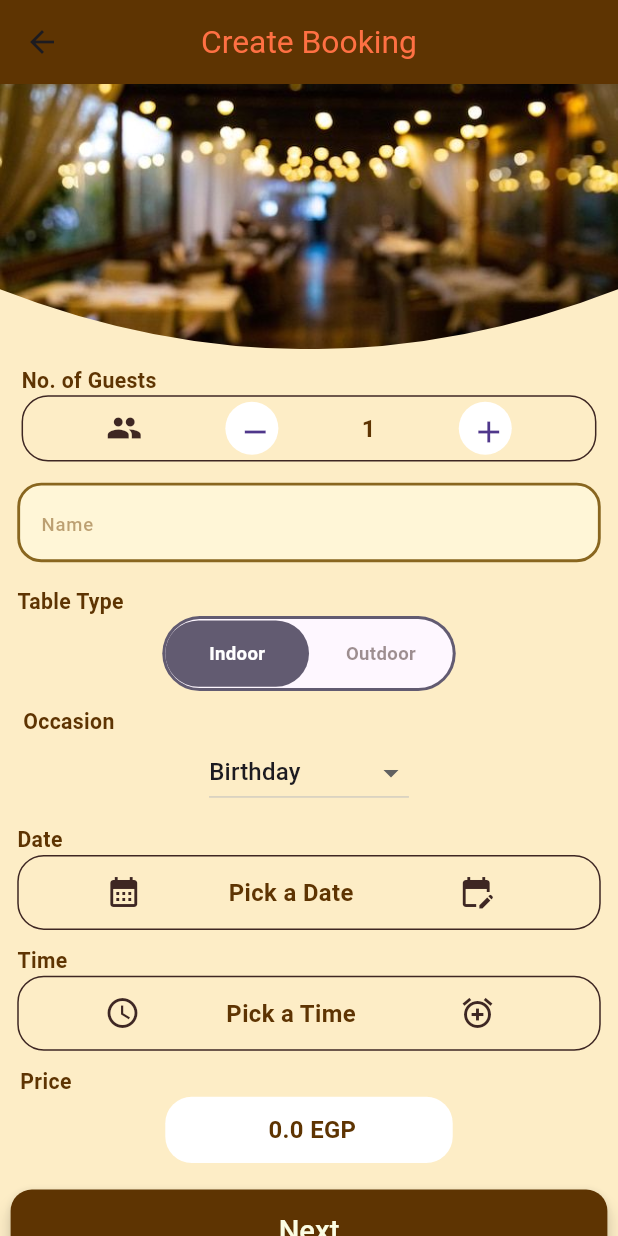
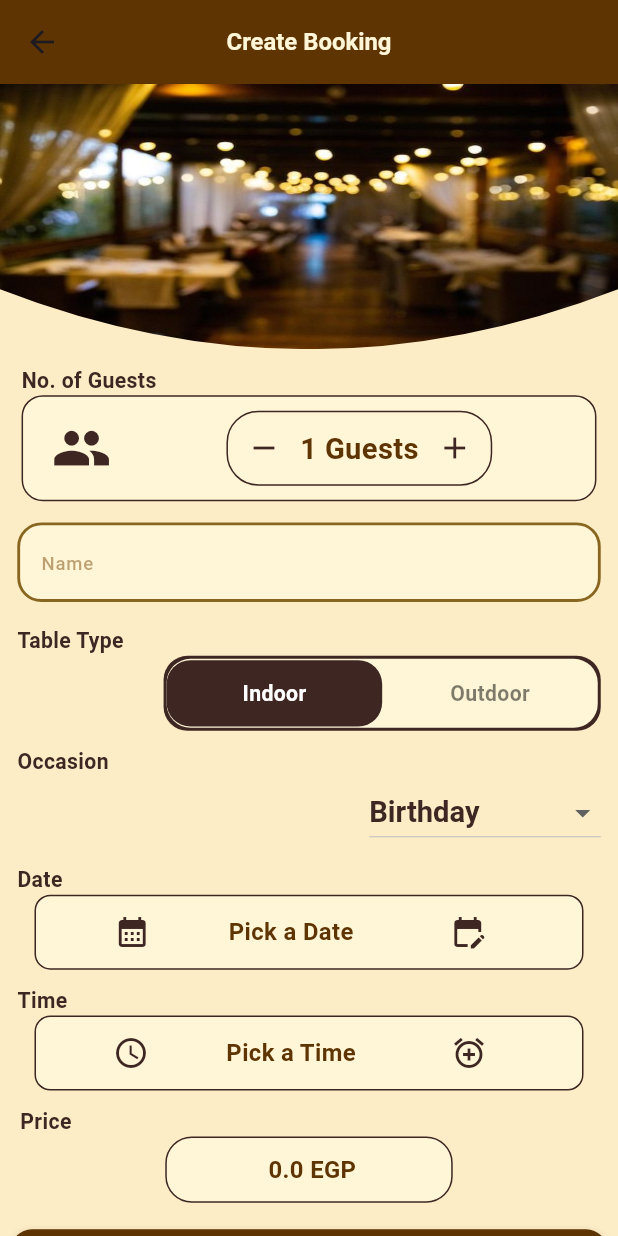
Before and after one commit to AlaaAlprol2003/Cafe-Pre-Order-App, a Flutter app: the FirstScreen screen opened directly, after a tap on the "add" icon, on a phone screen of 412 x 824 dp. Run offline on Flutter 3.47's test engine with Material 3 defaults, Android fonts, the phone set to English and light mode, and no system bars; drawn by our look-alikes of animated_toggle_switch; our stand-ins replace animate_do, animated_text_kit, carousel_slider, cloud_firestore, firebase_auth, firebase_core and 16 more; missing offline and left inert: dart_either; accounts and stored records are empty; network calls fail; project files that could hold a hidden picture were left out.

Commit message:
Refactor booking and category screens; update layout and fix null checks

```diff
--- a/lib/core/models/graduation_project_model.dart
+++ b/lib/core/models/graduation_project_model.dart
@@ -12,6 +12,7 @@ class Category {
     required this.image,
     required this.icon
   });
+
 }
 
 class Products {
@@ -34,4 +35,5 @@ class Products {
     required this.category,
     required this.description,
   });
+
 }
--- a/lib/features/booking/data/datasource/booking_remote_datasource.dart
+++ b/lib/features/booking/data/datasource/booking_remote_datasource.dart
@@ -1,5 +1,6 @@
 import 'package:cloud_firestore/cloud_firestore.dart';
 import 'package:firebase_auth/firebase_auth.dart';
+import 'package:flutter/cupertino.dart';
 import 'package:injectable/injectable.dart';
 
 import '../model/booking_model.dart';
@@ -13,7 +14,7 @@ class BookingRemoteDataSource {
   Future<void> addBooking(BookingModel booking) async {
     final user = FirebaseAuth.instance.currentUser;
 
-    if (user == null) throw Exception("User not logged in");
+    if (user == null) return null;
 
     await firestore
         .collection("users")
@@ -27,7 +28,7 @@ class BookingRemoteDataSource {
 
     return firestore
         .collection("users")
-        .doc(user!.uid)
+        .doc(user?.uid)
         .collection("bookings")
         .snapshots()
         .map((snapshot) {
@@ -42,7 +43,7 @@ class BookingRemoteDataSource {
 
     await firestore
         .collection("users")
-        .doc(user!.uid)
+        .doc(user?.uid)
         .collection("bookings")
         .doc(id)
         .delete();
--- a/lib/features/booking/presentation/screens/first_screen.dart
+++ b/lib/features/booking/presentation/screens/first_screen.dart
@@ -1,9 +1,10 @@
 import 'package:flutter/material.dart';
 import 'package:flutter_bloc/flutter_bloc.dart';
+import 'package:flutter_screenutil/flutter_screenutil.dart';
 import 'package:lottie/lottie.dart';
 import '../cubit/booking_cubit.dart';
-import '../widgets/booking_card.dart';
 import 'second_screen.dart';
+import 'package:dash_cup/features/booking/presentation/widgets/booking_card.dart';
 
 class FirstScreen extends StatelessWidget {
   const FirstScreen({super.key});
@@ -34,13 +35,15 @@ class FirstScreen extends StatelessWidget {
           }
 
           return ListView(
-            children: data
-                .map((b) => BookingCard(booking: b))
-                .toList(),
+            children: data.map((b) => BookingCard(booking: b)).toList(),
           );
         },
       ),
-      floatingActionButton: FloatingActionButton(
+      floatingActionButtonLocation: FloatingActionButtonLocation.endFloat,
+      floatingActionButton: Padding(
+        padding:  EdgeInsets.symmetric( vertical: 90.h),
+        child: FloatingActionButton(
+
           onPressed: () {
             Navigator.push(
               context,
@@ -49,6 +52,7 @@ class FirstScreen extends StatelessWidget {
           },
           child: Icon(Icons.add),
         ),
+      ),
     );
   }
 }
--- a/lib/features/booking/presentation/screens/second_screen.dart
+++ b/lib/features/booking/presentation/screens/second_screen.dart
@@ -21,7 +21,14 @@ class SecondScreen extends StatelessWidget {
       builder: (context, state) {
         final cubit = context.watch<BookingCubit>();
         return Scaffold(
-          appBar: AppBar(title: Text("Create Booking")),
+          appBar: AppBar(
+              title: Text(
+            "Create Booking",
+            style: TextStyle(
+                color: ColorsManager.creamyWhite,
+                fontSize: 18.sp,
+                fontWeight: FontWeight.bold),
+          )),
           body: SingleChildScrollView(
             child: Column(
               children: [
@@ -37,7 +44,7 @@ class SecondScreen extends StatelessWidget {
                             image: AssetImage(
                               "assets/images/blur cafe background.png",
                             ),
-                            fit: BoxFit.cover,
+                            fit: BoxFit.fill,
                           ),
                         ),
                       ),
@@ -54,52 +61,63 @@ class SecondScreen extends StatelessWidget {
                       style: TextStyle(
                         fontSize: 16.sp,
                         fontWeight: FontWeight.bold,
+                        color: ColorsManager.darkBrown
                       ),
                     ),
                     Container(
-                      height: 50.h,
+                      height: 80.h,
                       width: 400.w,
+
                       decoration: BoxDecoration(
+                        color: ColorsManager.creamyWhite,
                         border: Border.all(
                           color: ColorsManager.darkBrown,
                           style: BorderStyle.solid,
                         ),
-                        borderRadius: BorderRadius.circular(20.r),
+                        borderRadius: BorderRadius.circular(16.r),
+                      ),
+                      child: Padding(
+                        padding:  EdgeInsets.symmetric(horizontal: 20.w, vertical: 10.h),
+                        child: Row(
+
+                          children: [
+                            Icon(Icons.people, color: ColorsManager.darkBrown, size: 45.sp,),
+                            SizedBox(width: 80.w,),
+                            Container(
+                              decoration: BoxDecoration(
+                                borderRadius: BorderRadius.all(Radius.circular(24.r)),
+
+                                border: Border.all(
+                                  color: ColorsManager.darkBrown,
+                                  style: BorderStyle.solid,
+                                )
                               ),
                               child: Row(
-                        mainAxisAlignment: MainAxisAlignment.spaceEvenly,
                                 children: [
-                          Icon(Icons.people, color: ColorsManager.darkBrown),
-                          CircleAvatar(
-                            backgroundColor: ColorsManager.white,
-                            radius: 20.r,
-                            child: IconButton(
-                              onPressed: cubit.decrement,
-                              icon: Icon(Icons.remove),
+                                  IconButton(
+                                      onPressed: () {
+                                        cubit.decrement();
+                                      },
+                                      icon: Icon(Icons.remove,
+                                          color: ColorsManager.darkBrown)),
+                                  Text(
+                                    "${cubit.guests} Guests",
+                                    style: TextStyle(
+                                      fontSize: 22.sp,
+                                      fontWeight: FontWeight.bold,
                                     ),
                                   ),
-
-                          BlocBuilder<BookingCubit, dynamic>(
-                            builder: (context, state) {
-                              return Text(
-                                "${cubit.guests}",
-                                style: TextStyle(
-                                  fontSize: 18.sp,
-                                  fontWeight: FontWeight.bold,
-                                ),
-                              );
+                                  IconButton(
+                                      onPressed: () {
+                                        cubit.increment();
                                       },
-                          ),
-
-                          CircleAvatar(
-                            backgroundColor: ColorsManager.white,
-                            radius: 20.r,
-                            child: IconButton(
-                              onPressed: cubit.increment,
-                              icon: Icon(Icons.add),
+                                      icon: Icon(Icons.add,
+                                          color: ColorsManager.darkBrown)),
+                                ],
                               ),
                             ),
                           ],
+                        ),
                       ),
                     ),
                   ],
@@ -115,61 +133,76 @@ class SecondScreen extends StatelessWidget {
                 ),
                 SizedBox(height: 18.h),
                 //table type toggle
-                Column(
+                Padding(
+                  padding: EdgeInsets.symmetric(horizontal: 12.w),
+                  child: Column(
+                    crossAxisAlignment: CrossAxisAlignment.end,
                     children: [
                       Align(
                         alignment: Alignment.centerLeft,
-                      child: Padding(
-                        padding: EdgeInsets.symmetric(horizontal: 12.w),
                         child: Text(
                           "Table Type",
                           style: TextStyle(
                             fontSize: 16.sp,
                             fontWeight: FontWeight.bold,
-                          ),
+                              color: ColorsManager.darkBrown
                           ),
                         ),
                       ),
                       AnimatedToggleSwitch<String>.rolling(
-                      animationCurve: Curves.easeInOut,
+                        style: ToggleStyle(
+                          backgroundColor: ColorsManager.creamyWhite,
+                          indicatorColor: ColorsManager.darkBrown,
+                          borderColor: ColorsManager.darkBrown,
+                          borderRadius: BorderRadius.all(Radius.circular(18.r))
+                        ), animationCurve: Curves.easeInOut,
+                        animationDuration: Duration(milliseconds: 300),
                         textDirection: TextDirection.ltr,
-                      indicatorSize: Size(100.w, 50.h),
+                        indicatorSize: Size(150.w, 50.h),
                         current: cubit.tableType,
                         values: ['Indoor', 'Outdoor'],
                         onChanged: (value) => cubit.setTable(value),
                         iconBuilder: (value, isSelected) => Text(
                           value,
                           style: TextStyle(
-                          fontSize: 14.sp,
+
+                            fontSize: 16.sp,
                             color: isSelected
                                 ? ColorsManager.white
-                              : ColorsManager.darkBrown,
+                                : Colors.black,
                             fontWeight: FontWeight.bold,
                           ),
                         ),
                       ),
                     ],
                   ),
+                ),
                 SizedBox(height: 12.h),
                 //occasion field
                 Padding(
                   padding: EdgeInsets.symmetric(horizontal: 12.w),
                   child: Column(
+                    crossAxisAlignment: CrossAxisAlignment.end,
                     children: [
                       Align(
                         alignment: Alignment.centerLeft,
-                        child: Padding(
-                          padding: EdgeInsets.symmetric(horizontal: 4.w),
                         child: Text(
                           "Occasion",
                           style: TextStyle(
                             fontSize: 16.sp,
                             fontWeight: FontWeight.bold,
-                            ),
+                              color: ColorsManager.darkBrown
                           ),
                         ),
                       ),
                       DropdownButton<String>(
+                        style: TextStyle(
+                          fontSize: 22.sp,
+                          color: ColorsManager.darkBrown,
+                          fontWeight: FontWeight.bold,
+                        ),
+                        borderRadius: BorderRadius.all(Radius.circular(16.r)),
+                        dropdownColor: ColorsManager.creamyWhite,
                         value: cubit.occasion,
                         onChanged: (val) {
                           cubit.setOccasion(val!);
@@ -192,18 +225,18 @@ class SecondScreen extends StatelessWidget {
                 ),
                 SizedBox(height: 12.h),
                 //date picker
-                Column(
+                Padding(
+                  padding: EdgeInsets.symmetric(horizontal: 12.w),
+                  child: Column(
                     children: [
                       Align(
                         alignment: Alignment.centerLeft,
-                      child: Padding(
-                        padding: EdgeInsets.symmetric(horizontal: 12.w),
                         child: Text(
                           "Date",
                           style: TextStyle(
                             fontSize: 16.sp,
                             fontWeight: FontWeight.bold,
-                          ),
+                              color: ColorsManager.darkBrown
                           ),
                         ),
                       ),
@@ -211,16 +244,19 @@ class SecondScreen extends StatelessWidget {
                         padding: EdgeInsets.symmetric(horizontal: 12.w),
                         child: Container(
                           decoration: BoxDecoration(
+                            color: ColorsManager.creamyWhite,
+
                             border: Border.all(
                               color: ColorsManager.darkBrown,
                               style: BorderStyle.solid,
                             ),
-                          borderRadius: BorderRadius.circular(20.r),
+                            borderRadius: BorderRadius.circular(12.r),
                           ),
                           child: Row(
                             mainAxisAlignment: MainAxisAlignment.spaceEvenly,
                             children: [
-                            Icon(Icons.calendar_month, color: ColorsManager.darkBrown),
+                              Icon(Icons.calendar_month,
+                                  color: ColorsManager.darkBrown),
                               Text(
                                 cubit.date.isEmpty ? "Pick a Date" : cubit.date,
                                 style: TextStyle(
@@ -228,7 +264,8 @@ class SecondScreen extends StatelessWidget {
                                   fontWeight: FontWeight.bold,
                                 ),
                               ),
-                            IconButton(onPressed: () async {
+                              IconButton(
+                                  onPressed: () async {
                                     final date = await showDatePicker(
                                       context: context,
                                       firstDate: DateTime.now(),
@@ -237,29 +274,33 @@ class SecondScreen extends StatelessWidget {
                                     );
 
                                     if (date != null) {
-                                cubit.setDate(date.toString().split(" ")[0]);
+                                      cubit
+                                          .setDate(date.toString().split(" ")[0]);
                                     }
-                            }, icon: Icon(Icons.edit_calendar, color: ColorsManager.darkBrown))
+                                  },
+                                  icon: Icon(Icons.edit_calendar,
+                                      color: ColorsManager.darkBrown))
                             ],
                           ),
                         ),
                       )
                     ],
                   ),
+                ),
                 SizedBox(height: 12.h),
                 //time picker
-                Column(
+                Padding(
+                  padding: EdgeInsets.symmetric(horizontal: 12.w),
+                  child: Column(
                     children: [
                       Align(
                         alignment: Alignment.centerLeft,
-                      child: Padding(
-                        padding: EdgeInsets.symmetric(horizontal: 12.w),
                         child: Text(
                           "Time",
                           style: TextStyle(
                             fontSize: 16.sp,
                             fontWeight: FontWeight.bold,
-                          ),
+                              color: ColorsManager.darkBrown
                           ),
                         ),
                       ),
@@ -267,16 +308,19 @@ class SecondScreen extends StatelessWidget {
                         padding: EdgeInsets.symmetric(horizontal: 12.w),
                         child: Container(
                           decoration: BoxDecoration(
+                            color: ColorsManager.creamyWhite,
+
                             border: Border.all(
                               color: ColorsManager.darkBrown,
                               style: BorderStyle.solid,
                             ),
-                          borderRadius: BorderRadius.circular(20.r),
+                            borderRadius: BorderRadius.circular(12.r),
                           ),
                           child: Row(
                             mainAxisAlignment: MainAxisAlignment.spaceEvenly,
                             children: [
-                            Icon(Icons.watch_later_outlined, color: ColorsManager.darkBrown),
+                              Icon(Icons.watch_later_outlined,
+                                  color: ColorsManager.darkBrown),
                               Text(
                                 cubit.date.isEmpty ? "Pick a Time" : cubit.time,
                                 style: TextStyle(
@@ -284,7 +328,8 @@ class SecondScreen extends StatelessWidget {
                                   fontWeight: FontWeight.bold,
                                 ),
                               ),
-                            IconButton(onPressed: () async {
+                              IconButton(
+                                  onPressed: () async {
                                     final time = await showTimePicker(
                                       context: context,
                                       initialTime: TimeOfDay.now(),
@@ -293,12 +338,15 @@ class SecondScreen extends StatelessWidget {
                                     if (time != null) {
                                       cubit.setTime(time.format(context));
                                     }
-                            }, icon: Icon(Icons.add_alarm_outlined, color: ColorsManager.darkBrown))
+                                  },
+                                  icon: Icon(Icons.add_alarm_outlined,
+                                      color: ColorsManager.darkBrown))
                             ],
                           ),
                         ),
                       )
                     ],
+                  ),
                 ),
                 SizedBox(height: 12.h),
                 //price
@@ -313,6 +361,7 @@ class SecondScreen extends StatelessWidget {
                           style: TextStyle(
                             fontSize: 16.sp,
                             fontWeight: FontWeight.bold,
+                              color: ColorsManager.darkBrown
                           ),
                         ),
                       ),
@@ -321,32 +370,45 @@ class SecondScreen extends StatelessWidget {
                       width: 200.w,
                       height: 50.h,
                       decoration: BoxDecoration(
-                        color: ColorsManager.white,
+                        color: ColorsManager.creamyWhite,
+                        border: Border.all(
+                          color: ColorsManager.darkBrown,
+                          style: BorderStyle.solid,
+                        ),
                         borderRadius: BorderRadius.circular(20.r),
                       ),
                       child: Column(
                         mainAxisAlignment: MainAxisAlignment.center,
-                        children: [Text(" ${cubit.price} EGP", style:
-                          TextStyle(
+                        children: [
+                          Text(
+                            " ${cubit.price} EGP",
+                            style: TextStyle(
                               fontSize: 18.sp,
                               fontWeight: FontWeight.bold,
-                          ),)],
+                            ),
+                          )
+                        ],
                       ),
                     ),
                   ],
                 ),
-                SizedBox(height: 12.h,),
+                SizedBox(
+                  height: 12.h,
+                ),
                 //next button
                 Padding(
-                 padding:  EdgeInsets.all(8.h),
-                 child: CustomElevatedButton(onPressed: () {
+                  padding: EdgeInsets.all(8.h),
+                  child: CustomElevatedButton(
+                      onPressed: () {
                         Navigator.push(
                           context,
                           MaterialPageRoute(
-                       builder: (_) => ThirdScreen(name: nameController.text),
+                            builder: (_) =>
+                                ThirdScreen(name: nameController.text),
                           ),
                         );
-                 }, text:"Next"),
+                      },
+                      text: "Next"),
                 )
               ],
             ),
--- a/lib/features/main_layout/tabs/category/category_tab.dart
+++ b/lib/features/main_layout/tabs/category/category_tab.dart
@@ -1,3 +1,4 @@
+import 'package:dash_cup/features/booking/presentation/screens/first_screen.dart';
 import 'package:flutter/material.dart';
 
 class CategoryTab extends StatelessWidget {
@@ -5,6 +6,6 @@ class CategoryTab extends StatelessWidget {
 
   @override
   Widget build(BuildContext context) {
-    return Scaffold();
+    return FirstScreen();
   }
 }
--- a/lib/features/main_layout/tabs/favorite/favorite_tab.dart
+++ b/lib/features/main_layout/tabs/favorite/favorite_tab.dart
@@ -5,9 +5,10 @@ class FavoriteTab extends StatelessWidget {
 
   @override
   Widget build(BuildContext context) {
-    return Container(
-      color: Colors.yellow
-      ,
+    return Scaffold(
+      body: Center(
+        child: Text("Favorite Tab"),
+      ),
     );
   }
 }
--- a/lib/features/product/presentation/product_screen.dart
+++ b/lib/features/product/presentation/product_screen.dart
@@ -80,7 +80,7 @@ class _ProductScreenState extends State<ProductScreen>
                             width: 400.w,
                             height: 300.h,
                             decoration: BoxDecoration(
-                              color: ColorsManager.charcoalBlue,
+                              color:Colors.brown,
                               borderRadius: BorderRadius.only(
                                 bottomRight: Radius.circular(50.r),
                                 bottomLeft: Radius.circular(50.r),
--- a/pubspec.yaml
+++ b/pubspec.yaml
@@ -91,6 +91,7 @@ flutter:
   assets:
     - assets/images/
     - assets/lottie/
+    - assets/animation/
 
   # An image asset can refer to one or more resolution-specific "variants", see
   # https://flutter.dev/to/resolution-aware-images
```
Lines whose indentation alone changed are shown as unchanged.
